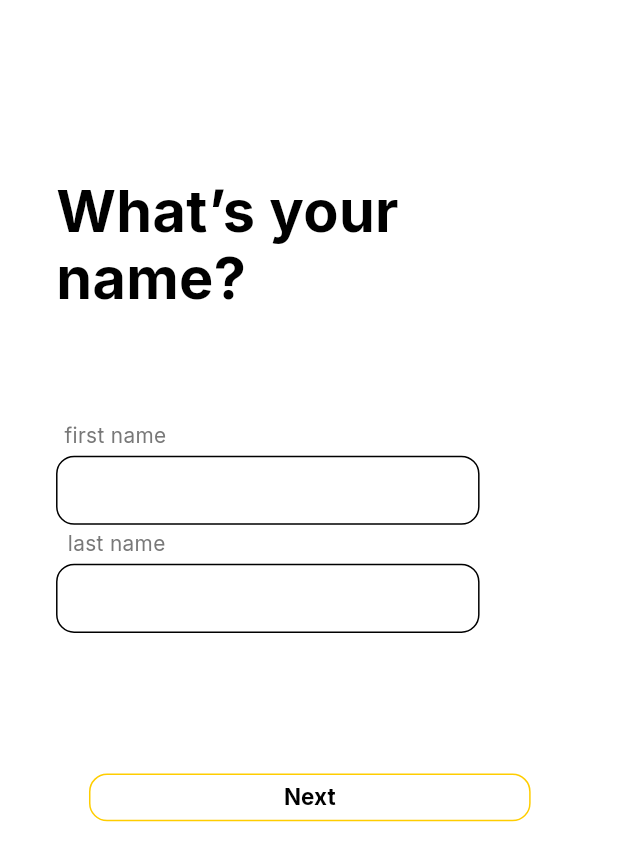
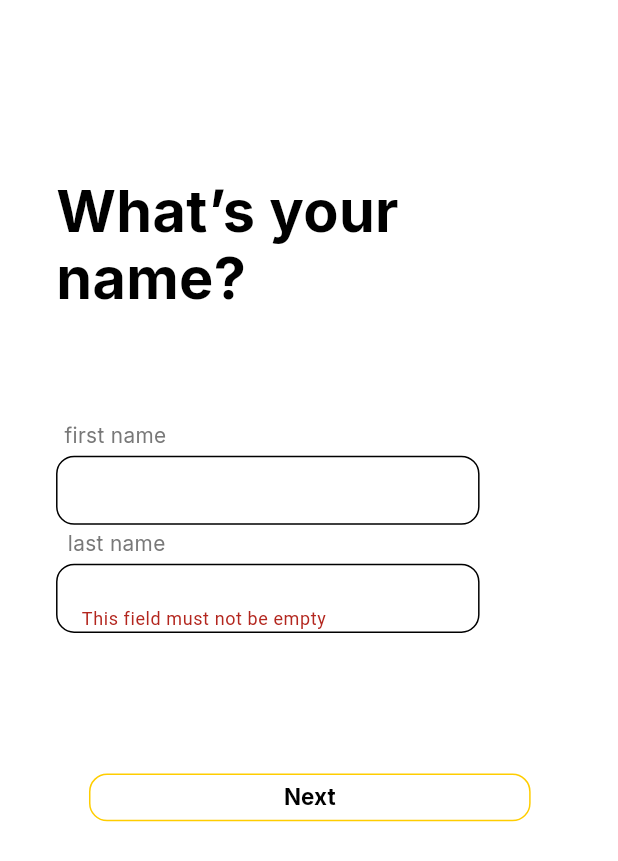
Before and after one commit to MelAlejandrino/jobhive-flutter, a Flutter app: the NewUserName screen opened directly, after a tap on "Next", on a phone screen of 412 x 824 dp. Shown: the top 861 px of the screen. Run offline on Flutter 3.47's test engine with Material 3 defaults, Android fonts, the light colour scheme and no system bars; our stand-ins replace cloud_firestore, firebase_auth, firebase_core, firebase_storage, google_fonts, image_picker; accounts and stored records are empty; project files that could hold a hidden picture were left out.

Commit message:
Added Form Handling to UsernameSignup
-When user inputs nothing, error occurs
-Error message when an error occurs

```diff
--- a/lib/screens/SignupUserName.dart
+++ b/lib/screens/SignupUserName.dart
@@ -4,6 +4,7 @@ import 'package:jobhive/screens/SignupPhoto.dart';
 import 'package:jobhive/repository/user_repository.dart';
 
 class NewUserName extends StatefulWidget {
+
   @override
   _NewUserNameState createState() => _NewUserNameState();
 }
@@ -14,7 +15,8 @@ class _NewUserNameState extends State<NewUserName> {
     _lastNameController.dispose();
     super.dispose();
   }
-
+  int error = 0;
+  String? errorms;
   final UserRepository firestoreUser = UserRepository();
   final TextEditingController _firstNameController = TextEditingController();
   final TextEditingController _lastNameController = TextEditingController();
@@ -29,10 +31,11 @@ class _NewUserNameState extends State<NewUserName> {
             context, MaterialPageRoute(builder: (context) => NewUserPhoto()));
       }
     } catch (e) {
+      errorms = e.toString();
       print('Error during registration: ${e.toString()}');
     }
   }
-
+  final name = GlobalKey<FormState>();
   @override
   Widget build(BuildContext context) {
     double baseWidth = 375;
@@ -104,9 +107,17 @@ class _NewUserNameState extends State<NewUserName> {
                         border: Border.all(color: const Color(0xff000000)),
                         color: const Color(0x00d9d9d9),
                       ),
-                      child: TextField(
+                      child: Form(
+                        key: name,
+                        child: TextFormField(
                           controller: _firstNameController,
-                        decoration: InputDecoration(
+                          validator: (value) {
+                              if (value == null || value.isEmpty) {
+                                return 'This field must not be empty';
+                              }
+                              return null;
+                            },
+                          decoration: const InputDecoration(
                             contentPadding: EdgeInsets.symmetric(
                                 vertical: 12.0,
                                 horizontal:
@@ -118,6 +129,7 @@ class _NewUserNameState extends State<NewUserName> {
                             disabledBorder: InputBorder.none,
                           ),
                         ),
+                      )
                     ),
                   ],
                 ),
@@ -157,9 +169,17 @@ class _NewUserNameState extends State<NewUserName> {
                         border: Border.all(color: const Color(0xff000000)),
                         color: const Color(0x00d9d9d9),
                       ),
-                      child: TextField(
+                      child: Form(
+                        key: name,
+                        child: TextFormField(
                           controller: _lastNameController,
-                        decoration: InputDecoration(
+                          validator: (value) {
+                            if (value == null || value.isEmpty) {
+                              return 'This field must not be empty';
+                            }
+                            return null;
+                          },
+                          decoration: const InputDecoration(
                             contentPadding: EdgeInsets.symmetric(
                                 vertical: 12.0,
                                 horizontal:
@@ -172,6 +192,7 @@ class _NewUserNameState extends State<NewUserName> {
                           ),
                         ),
                       ),
+                    )
                   ],
                 ),
               ),
@@ -181,7 +202,27 @@ class _NewUserNameState extends State<NewUserName> {
                     EdgeInsets.fromLTRB(20 * fem, 0 * fem, 0 * fem, 0 * fem),
                 child: TextButton(
                   onPressed: () {
+                    if (name.currentState!.validate()) {
                       _registerUser(context);
+                      if (error == 1) {
+                        showDialog(
+                          context: context,
+                          builder: (ctx) => AlertDialog(
+                            title: const Text("Error"),
+                            content: Text("An error has occurred during registration. $errorms"),
+                            actions: <Widget>[
+                              TextButton(
+                                onPressed: () {
+                                  Navigator.of(ctx).pop();
+                                },
+                                child: const Text("okay"),
+                              ),
+                            ],
+                          ),
+                        );
+                        error = 0;
+                      }
+                    }
                   },
                   style: TextButton.styleFrom(
                     padding: EdgeInsets.zero,
```
Lines whose indentation alone changed are shown as unchanged.
